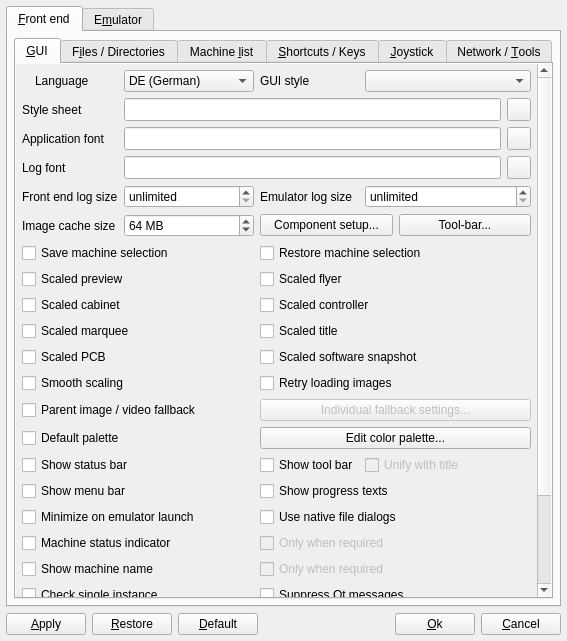
Before: the Qt Designer form options.ui in qmc2/qmc2-mame-fe, drawn with Qt 5.
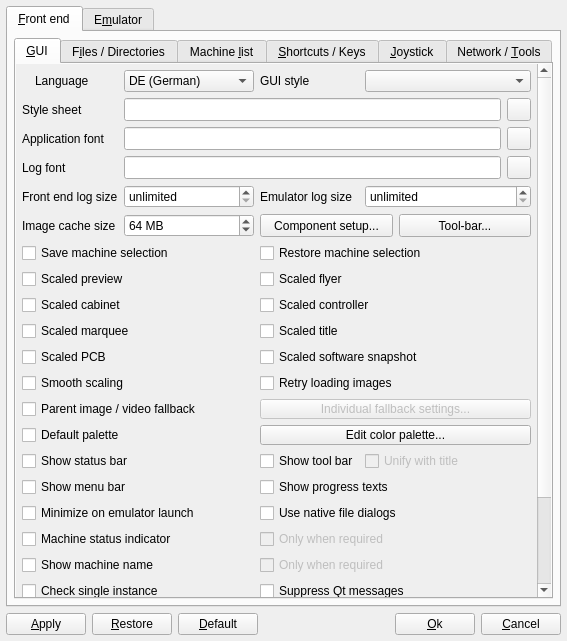
After: the same form once the commit is applied. The open tabs and pages were chosen to show the change. Icons and pictures are not drawn.

Commit message: imp: minor layout adjustments

```diff
--- a/options.ui
+++ b/options.ui
@@ -58,7 +58,7 @@
                 <x>0</x>
                 <y>0</y>
                 <width>507</width>
-                <height>725</height>
+                <height>699</height>
                </rect>
               </property>
               <layout class="QGridLayout" name="gridLayout_1">
@@ -210,6 +210,12 @@
                   <layout class="QHBoxLayout" name="horizontalLayout_4">
                    <item>
                     <widget class="QPushButton" name="pushButtonComponentSetup">
+                     <property name="sizePolicy">
+                      <sizepolicy hsizetype="Minimum" vsizetype="Ignored">
+                       <horstretch>0</horstretch>
+                       <verstretch>0</verstretch>
+                      </sizepolicy>
+                     </property>
                      <property name="toolTip">
                       <string>Open the component setup dialog</string>
                      </property>
@@ -223,6 +229,12 @@
                    </item>
                    <item>
                     <widget class="QPushButton" name="pushButtonCustomizeToolBar">
+                     <property name="sizePolicy">
+                      <sizepolicy hsizetype="Minimum" vsizetype="Ignored">
+                       <horstretch>0</horstretch>
+                       <verstretch>0</verstretch>
+                      </sizepolicy>
+                     </property>
                      <property name="toolTip">
                       <string>Customize the tool-bar</string>
                      </property>
@@ -754,6 +766,12 @@
                  </item>
                  <item row="13" column="3" colspan="4">
                   <widget class="QPushButton" name="pushButtonEditPalette">
+                   <property name="sizePolicy">
+                    <sizepolicy hsizetype="Minimum" vsizetype="Ignored">
+                     <horstretch>0</horstretch>
+                     <verstretch>0</verstretch>
+                    </sizepolicy>
+                   </property>
                    <property name="toolTip">
                     <string>Edit the color palette</string>
                    </property>
@@ -840,6 +858,12 @@
                    <property name="enabled">
                     <bool>false</bool>
                    </property>
+                   <property name="sizePolicy">
+                    <sizepolicy hsizetype="Minimum" vsizetype="Ignored">
+                     <horstretch>0</horstretch>
+                     <verstretch>0</verstretch>
+                    </sizepolicy>
+                   </property>
                    <property name="toolTip">
                     <string>Select individual fallback settings per artwork class</string>
                    </property>
```
Left out of the diff: 20 changed lines with no effect on the pictures. The commit also changes 1 other file.
